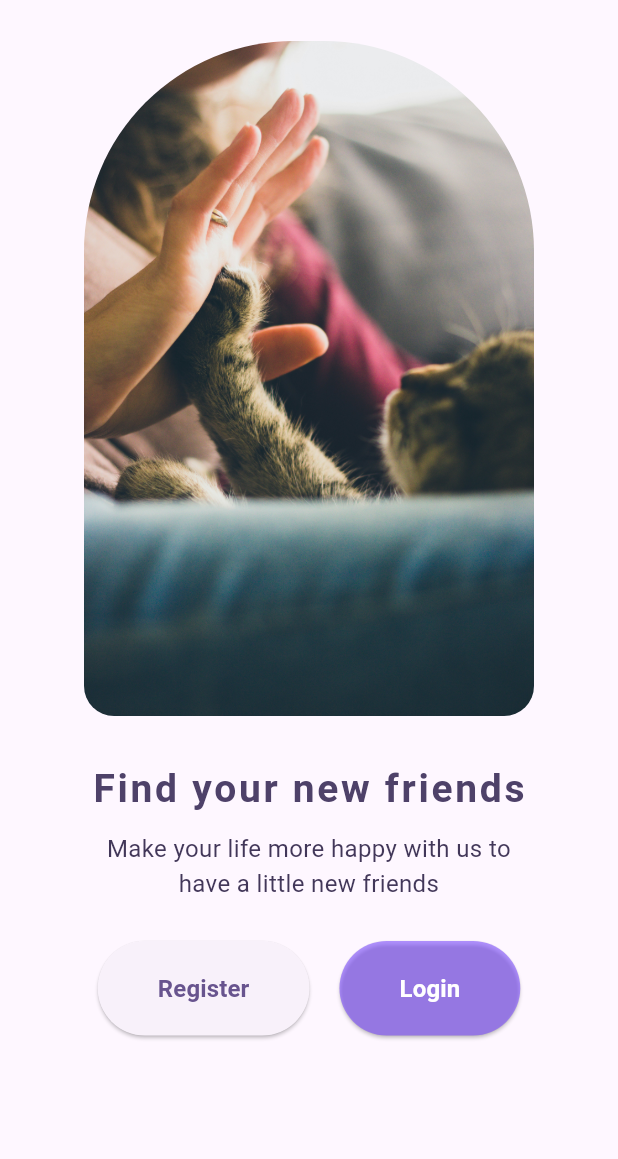
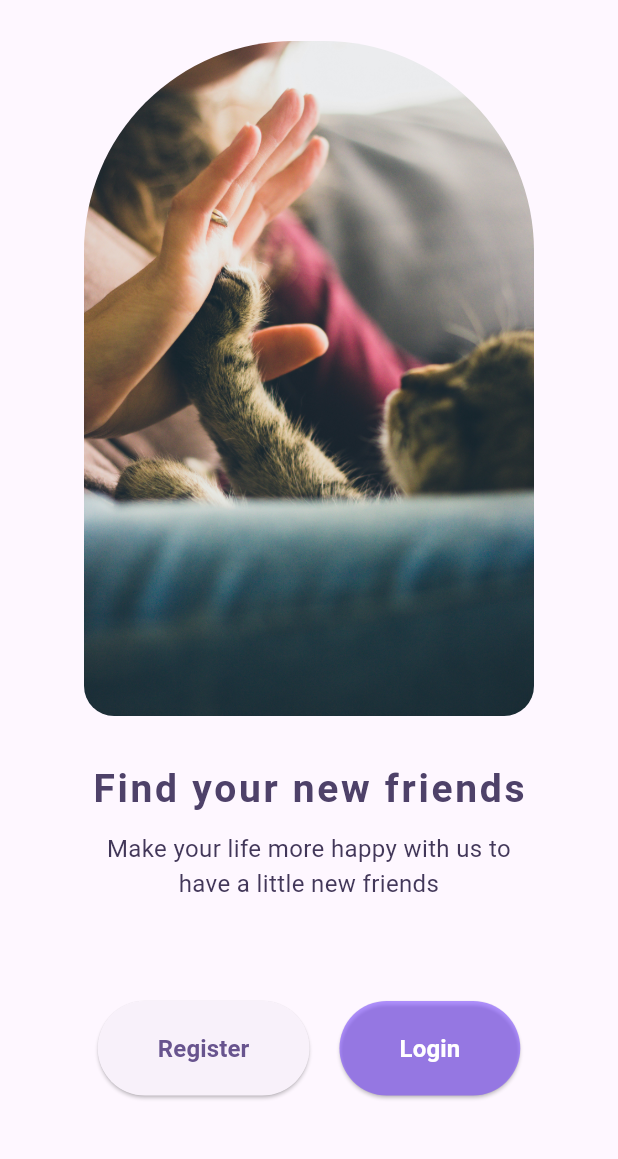
Before and after one commit to RaphaCardoso/pet-adopt, a Flutter app: the screen it shows after launch, on a phone screen of 412 x 824 dp, the part 73-1232 px from its top. Run offline on Flutter 3.47's test engine with Material 3 defaults, Android fonts, the phone set to English and light mode, and no system bars; our stand-ins replace localstorage; Roboto replaces fonts that are missing (Poppins).

Commit message:
last aula

```diff
--- a/pet_adopt_project/lib/view/pages/detailsPet.dart
+++ b/pet_adopt_project/lib/view/pages/detailsPet.dart
@@ -2,7 +2,9 @@ import 'package:flutter/material.dart';
 import 'package:pet_adopt_project/view/pages/navigation.dart';
 
 class DetailsPet extends StatefulWidget {
-  const DetailsPet({super.key});
+  const DetailsPet({
+    super.key
+    });
 
   @override
   State<DetailsPet> createState() => _DetailsPetState();
--- a/pet_adopt_project/lib/view/pages/intro.dart
+++ b/pet_adopt_project/lib/view/pages/intro.dart
@@ -61,7 +61,7 @@ class _introPageState extends State<IntroPage> {
               mainAxisAlignment: MainAxisAlignment.center,
               children: [
                 SizedBox(
-                  height: 120,
+                  height: 160,
                   width: 300,
                   child: Column(
                     children: [
--- a/pet_adopt_project/lib/view/pages/login.dart
+++ b/pet_adopt_project/lib/view/pages/login.dart
@@ -23,8 +23,6 @@ class _LoginState extends State<Login> {
 
         final LoginModel userData = LoginModel(
             email: emailController.text, password: passwordController.text);
-
-        print(userData);
 
         var responseData = await login(userData);
 
```
Also changed, not shown: pet_adopt_project/lib/controller/authenticate_login.dart (+8 -3 lines).
